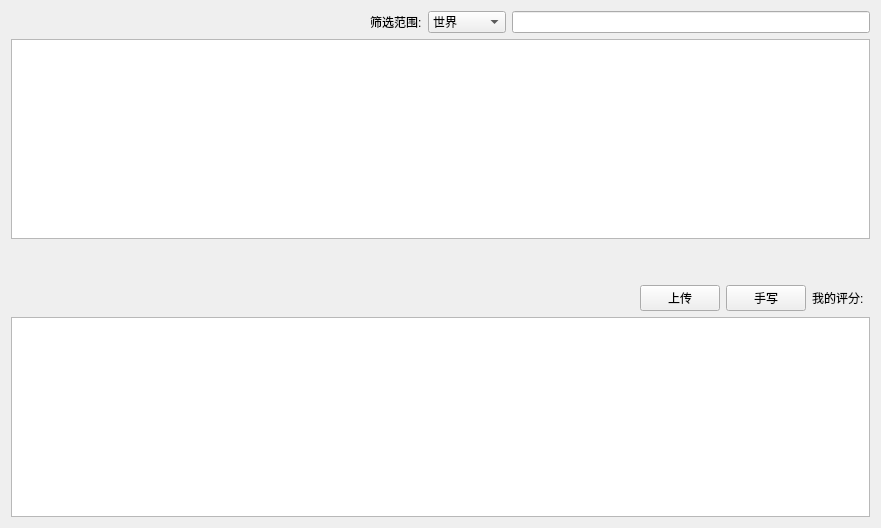
First picture: the form in LxDairy/src/module_collection/collection_jokebook/JokebookWidget.ui, repository leishengxie/FengZhiHong, before the edit.
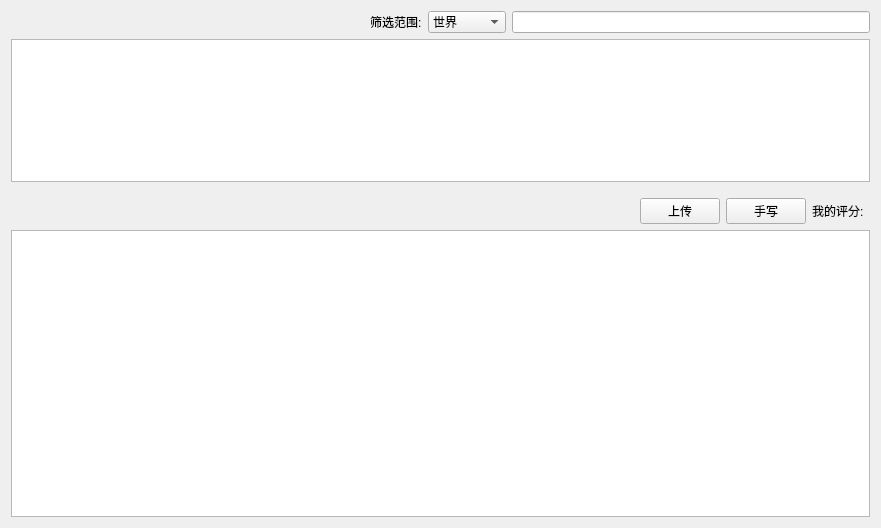
Second picture: the form after the edit. Custom widgets are drawn as their Qt base class.

What changed in the file:
```diff
--- a/LxDairy/src/module_collection/collection_jokebook/JokebookWidget.ui
+++ b/LxDairy/src/module_collection/collection_jokebook/JokebookWidget.ui
@@ -66,7 +66,14 @@
     </layout>
    </item>
    <item>
-    <widget class="QTableView" name="tableView"/>
+    <widget class="QTableView" name="tableView">
+     <property name="sizePolicy">
+      <sizepolicy hsizetype="Expanding" vsizetype="Expanding">
+       <horstretch>0</horstretch>
+       <verstretch>1</verstretch>
+      </sizepolicy>
+     </property>
+    </widget>
    </item>
    <item>
     <spacer name="verticalSpacer">
@@ -79,7 +86,7 @@
      <property name="sizeHint" stdset="0">
       <size>
        <width>20</width>
-       <height>40</height>
+       <height>10</height>
       </size>
      </property>
     </spacer>
@@ -132,7 +139,14 @@
     </layout>
    </item>
    <item>
-    <widget class="QTextBrowser" name="textBrowser"/>
+    <widget class="QTextBrowser" name="textBrowser">
+     <property name="sizePolicy">
+      <sizepolicy hsizetype="Expanding" vsizetype="Expanding">
+       <horstretch>0</horstretch>
+       <verstretch>2</verstretch>
+      </sizepolicy>
+     </property>
+    </widget>
    </item>
   </layout>
  </widget>
```
